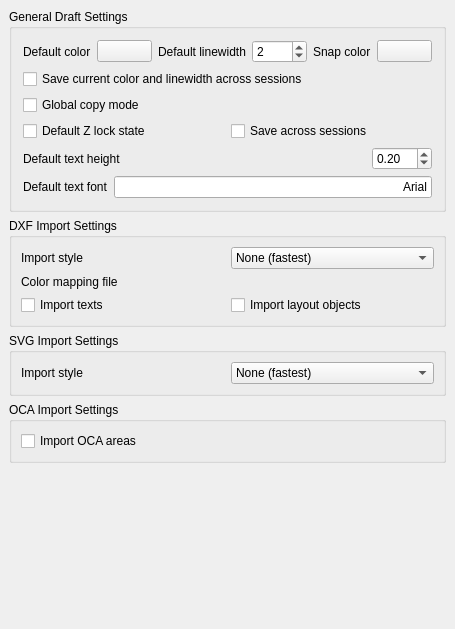
The window that src/Mod/Draft/userprefs.ui (berndhahnebach/All_FreeCAD) describes before a commit, drawn with Qt 5.
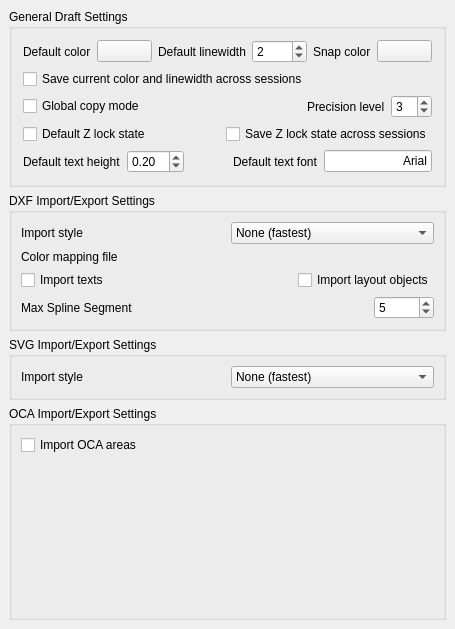
The same window after the commit. Custom widgets are drawn as their Qt base class.

Commit message: + Draft now exports splines and compounds to DXF format

Patch:
```diff
--- a/src/Mod/Draft/userprefs.ui
+++ b/src/Mod/Draft/userprefs.ui
@@ -145,6 +145,48 @@
           </property>
          </widget>
         </item>
+        <item>
+         <spacer name="horizontalSpacer_4">
+          <property name="orientation">
+           <enum>Qt::Horizontal</enum>
+          </property>
+          <property name="sizeHint" stdset="0">
+           <size>
+            <width>40</width>
+            <height>20</height>
+           </size>
+          </property>
+         </spacer>
+        </item>
+        <item>
+         <widget class="QLabel" name="label_8">
+          <property name="text">
+           <string>Precision level</string>
+          </property>
+         </widget>
+        </item>
+        <item>
+         <widget class="Gui::PrefSpinBox" name="gui::prefspinbox_3">
+          <property name="maximumSize">
+           <size>
+            <width>60</width>
+            <height>16777215</height>
+           </size>
+          </property>
+          <property name="toolTip">
+           <string>The number of decimals in internal coordinates operations (for ex. 3 = 0.001)</string>
+          </property>
+          <property name="value">
+           <number>3</number>
+          </property>
+          <property name="prefEntry" stdset="0">
+           <cstring>precision</cstring>
+          </property>
+          <property name="prefPath" stdset="0">
+           <cstring>Mod/Draft</cstring>
+          </property>
+         </widget>
+        </item>
        </layout>
       </item>
       <item>
@@ -165,13 +207,26 @@
           </property>
          </widget>
         </item>
+        <item>
+         <spacer name="horizontalSpacer_2">
+          <property name="orientation">
+           <enum>Qt::Horizontal</enum>
+          </property>
+          <property name="sizeHint" stdset="0">
+           <size>
+            <width>40</width>
+            <height>20</height>
+           </size>
+          </property>
+         </spacer>
+        </item>
         <item>
          <widget class="Gui::PrefCheckBox" name="gui::prefcheckbox_6">
           <property name="toolTip">
            <string>Check this if you want FreeCAD to save the Z lock state when you close the application and restore it on next session.</string>
           </property>
           <property name="text">
-           <string>Save across sessions</string>
+           <string>Save Z lock state across sessions</string>
           </property>
           <property name="prefEntry" stdset="0">
            <cstring>savezlock</cstring>
@@ -184,7 +239,7 @@
        </layout>
       </item>
       <item>
-       <layout class="QHBoxLayout" name="horizontalLayout_8">
+       <layout class="QHBoxLayout" name="horizontalLayout_6">
         <item>
          <widget class="QLabel" name="label_6">
           <property name="text">
@@ -214,10 +269,19 @@
           </property>
          </widget>
         </item>
-       </layout>
-      </item>
-      <item>
-       <layout class="QHBoxLayout" name="horizontalLayout_6">
+        <item>
+         <spacer name="horizontalSpacer">
+          <property name="orientation">
+           <enum>Qt::Horizontal</enum>
+          </property>
+          <property name="sizeHint" stdset="0">
+           <size>
+            <width>40</width>
+            <height>20</height>
+           </size>
+          </property>
+         </spacer>
+        </item>
         <item>
          <widget class="QLabel" name="label_5">
           <property name="text">
@@ -255,7 +319,7 @@
    <item>
     <widget class="QGroupBox" name="GroupBox12">
      <property name="title">
-      <string>DXF Import Settings</string>
+      <string>DXF Import/Export Settings</string>
      </property>
      <layout class="QVBoxLayout">
       <property name="spacing">
@@ -361,6 +425,19 @@
           </property>
          </widget>
         </item>
+        <item>
+         <spacer name="horizontalSpacer_3">
+          <property name="orientation">
+           <enum>Qt::Horizontal</enum>
+          </property>
+          <property name="sizeHint" stdset="0">
+           <size>
+            <width>40</width>
+            <height>20</height>
+           </size>
+          </property>
+         </spacer>
+        </item>
         <item>
          <widget class="Gui::PrefCheckBox" name="gui::prefcheckbox_3">
           <property name="toolTip">
@@ -379,13 +456,46 @@
         </item>
        </layout>
       </item>
+      <item>
+       <layout class="QHBoxLayout" name="horizontalLayout_7">
+        <item>
+         <widget class="QLabel" name="label_7">
+          <property name="text">
+           <string>Max Spline Segment</string>
+          </property>
+         </widget>
+        </item>
+        <item>
+         <widget class="Gui::PrefSpinBox" name="gui::prefspinbox_2">
+          <property name="maximumSize">
+           <size>
+            <width>60</width>
+            <height>16777215</height>
+           </size>
+          </property>
+          <property name="toolTip">
+           <string>When exporting splines to DXF, they are transformed in polylines. This value is the maximum length of each of the polyline segments. If 0, then the whole spline is treated as a straight segment.</string>
+          </property>
+          <property name="value">
+           <number>5</number>
+          </property>
+          <property name="prefEntry" stdset="0">
+           <cstring>maxsplinesegment</cstring>
+          </property>
+          <property name="prefPath" stdset="0">
+           <cstring>Mod/Draft</cstring>
+          </property>
+         </widget>
+        </item>
+       </layout>
+      </item>
      </layout>
     </widget>
    </item>
    <item>
     <widget class="QGroupBox" name="GroupBox12_2">
      <property name="title">
-      <string>SVG Import Settings</string>
+      <string>SVG Import/Export Settings</string>
      </property>
      <layout class="QVBoxLayout" name="_3">
       <property name="spacing">
@@ -448,7 +558,7 @@
    <item>
     <widget class="QGroupBox" name="GroupBox12_3">
      <property name="title">
-      <string>OCA Import Settings</string>
+      <string>OCA Import/Export Settings</string>
      </property>
      <layout class="QVBoxLayout" name="_6">
       <property name="spacing">
@@ -483,22 +593,22 @@
         </item>
        </layout>
       </item>
+      <item>
+       <spacer name="verticalSpacer">
+        <property name="orientation">
+         <enum>Qt::Vertical</enum>
+        </property>
+        <property name="sizeHint" stdset="0">
+         <size>
+          <width>20</width>
+          <height>40</height>
+         </size>
+        </property>
+       </spacer>
+      </item>
      </layout>
     </widget>
    </item>
-   <item>
-    <spacer name="verticalSpacer">
-     <property name="orientation">
-      <enum>Qt::Vertical</enum>
-     </property>
-     <property name="sizeHint" stdset="0">
-      <size>
-       <width>20</width>
-       <height>40</height>
-      </size>
-     </property>
-    </spacer>
-   </item>
   </layout>
  </widget>
  <layoutdefault spacing="6" margin="11"/>
```
The commit also changes 4 other files.
